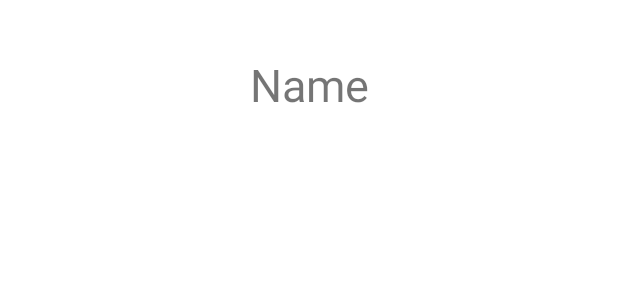
After one commit to sadoMasupilami/eatitall, an Android app: the layout activity_meal_detail.xml on its own in the app's theme, with its tools: preview values and no code run, on a phone screen of 412 x 824 dp. The commit adds this screen. Shown: the top 300 px of the screen. Run offline under Robolectric (Android 15) with nearby library versions, the phone set to English and light mode, and no system bars.

Commit message:
detail view exists

```diff
--- a/app/src/main/java/at/fhjoanneum/eatitall/ui/TestActivity.java
+++ b/app/src/main/java/at/fhjoanneum/eatitall/ui/TestActivity.java
@@ -5,7 +5,6 @@ import android.os.Bundle;
 import android.view.View;
 import android.view.inputmethod.InputMethodManager;
 import android.widget.EditText;
-import android.widget.TextView;
 import android.widget.Toast;
 
 import androidx.annotation.Nullable;
--- /dev/null
+++ b/app/src/main/res/layout/activity_meal_detail.xml
@@ -0,0 +1,19 @@
+<?xml version="1.0" encoding="utf-8"?>
+<androidx.constraintlayout.widget.ConstraintLayout xmlns:android="http://schemas.android.com/apk/res/android"
+    xmlns:app="http://schemas.android.com/apk/res-auto"
+    xmlns:tools="http://schemas.android.com/tools"
+    android:layout_width="match_parent"
+    android:layout_height="match_parent"
+    tools:context="at.fhjoanneum.eatitall.ui.MealDetail">
+
+    <TextView
+        android:id="@+id/detail_name"
+        android:layout_width="wrap_content"
+        android:layout_height="wrap_content"
+        android:layout_marginTop="36dp"
+        android:textSize="30sp"
+        app:layout_constraintEnd_toEndOf="parent"
+        app:layout_constraintStart_toStartOf="parent"
+        app:layout_constraintTop_toTopOf="parent"
+        tools:text="Name" />
+</androidx.constraintlayout.widget.ConstraintLayout>
--- a/app/src/main/res/layout/meal_item.xml
+++ b/app/src/main/res/layout/meal_item.xml
@@ -20,8 +20,8 @@
             android:layout_height="wrap_content"
             android:padding="5dp"
             android:textSize="25sp"
-            tools:text="Name"
-            android:textStyle="bold"/>
+            android:textStyle="bold"
+            tools:text="Name" />
 
         <com.androidnetworking.widget.ANImageView
             android:id="@+id/test_iv"
```
Also changed, not shown: app/src/main/AndroidManifest.xml (+14 -10 lines), app/src/main/java/at/fhjoanneum/eatitall/ui/MealDetail.java (added, +37 -0 lines), app/src/main/java/at/fhjoanneum/eatitall/ui/adapter/MealAdapter.java (+15 -0 lines).
